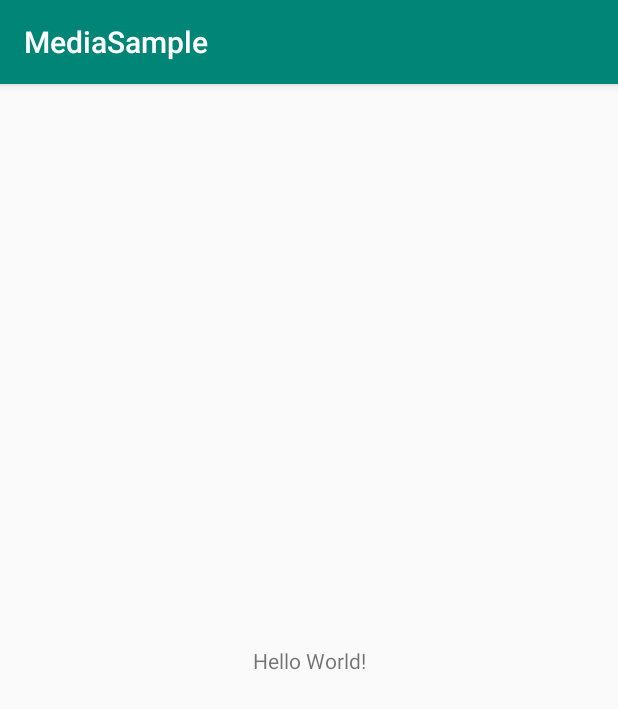
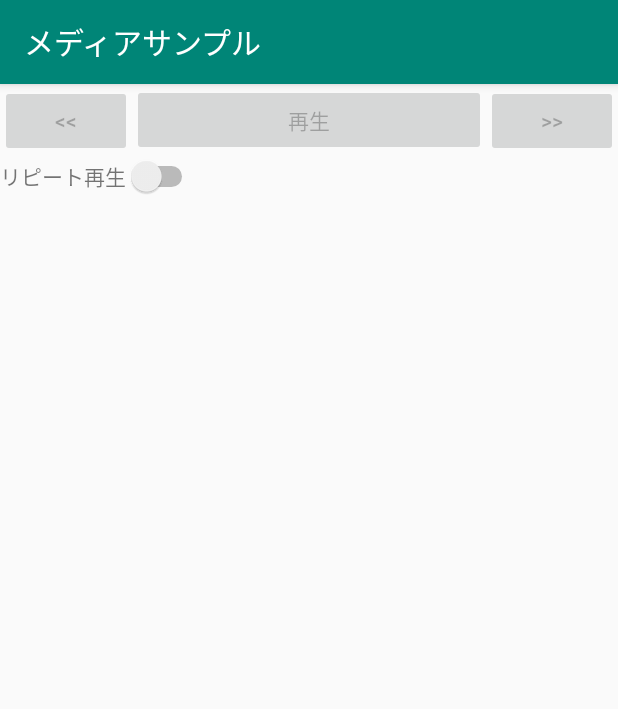
Before and after one commit to NoirTomiyama/KotlinSamples, an Android app: the screen it shows after launch (MainActivity), on a phone screen of 412 x 824 dp. Shown: the top 709 px of the screen. Run offline under Robolectric (Android 15) with nearby library versions, the phone set to English and light mode, and no system bars.

Commit message:
文字列追加 レイアウト作成 音楽ファイルの追加

```diff
--- a/MediaSample/app/src/main/res/layout/activity_main.xml
+++ b/MediaSample/app/src/main/res/layout/activity_main.xml
@@ -1,18 +1,57 @@
 <?xml version="1.0" encoding="utf-8"?>
-<androidx.constraintlayout.widget.ConstraintLayout xmlns:android="http://schemas.android.com/apk/res/android"
-  xmlns:app="http://schemas.android.com/apk/res-auto"
-  xmlns:tools="http://schemas.android.com/tools"
+<LinearLayout xmlns:android="http://schemas.android.com/apk/res/android"
   android:layout_width="match_parent"
-  android:layout_height="match_parent"
-  tools:context=".MainActivity">
+  android:layout_height="wrap_content"
+  android:orientation="vertical">
 
-  <TextView
-    android:layout_width="wrap_content"
-    android:layout_height="wrap_content"
-    android:text="Hello World!"
-    app:layout_constraintBottom_toBottomOf="parent"
-    app:layout_constraintLeft_toLeftOf="parent"
-    app:layout_constraintRight_toRightOf="parent"
-    app:layout_constraintTop_toTopOf="parent" />
+  <LinearLayout
+    android:layout_width="match_parent"
+    android:layout_height="match_parent"
+    android:orientation="horizontal">
 
-</androidx.constraintlayout.widget.ConstraintLayout>
+    <Button
+      android:id="@+id/btBack"
+      android:layout_width="wrap_content"
+      android:layout_height="wrap_content"
+      android:enabled="false"
+      android:onClick="onBackButtonClick"
+      android:text="@string/bt_back" />
+
+    <Button
+      android:id="@+id/btPlay"
+      android:layout_width="0dp"
+      android:layout_height="wrap_content"
+      android:layout_weight="1"
+      android:enabled="false"
+      android:onClick="onPlayButtonClick"
+      android:text="@string/bt_play_play" />
+
+    <Button
+      android:id="@+id/btForward"
+      android:layout_width="wrap_content"
+      android:layout_height="wrap_content"
+      android:enabled="false"
+      android:onClick="onForwardButtonClick"
+      android:text="@string/bt_forward" />
+
+  </LinearLayout>
+
+  <LinearLayout
+    android:layout_width="match_parent"
+    android:layout_height="match_parent"
+    android:orientation="horizontal">
+
+    <TextView
+      android:id="@+id/textView"
+      android:layout_width="wrap_content"
+      android:layout_height="wrap_content"
+      android:text="@string/tv_loop" />
+
+    <Switch
+      android:id="@+id/swLoop"
+      android:layout_width="wrap_content"
+      android:layout_height="wrap_content" />
+
+  </LinearLayout>
+
+</LinearLayout>
--- a/MediaSample/app/src/main/res/values/strings.xml
+++ b/MediaSample/app/src/main/res/values/strings.xml
@@ -1,3 +1,8 @@
 <resources>
-  <string name="app_name">MediaSample</string>
+  <string name="app_name">メディアサンプル</string>
+  <string name="bt_play_play">再生</string>
+  <string name="bt_play_pause">一時停止</string>
+  <string name="bt_back">&lt;&lt;</string>
+  <string name="bt_forward">&gt;&gt;</string>
+  <string name="tv_loop">リピート再生</string>
 </resources>
```
Also changed, not shown: 1 other file.
